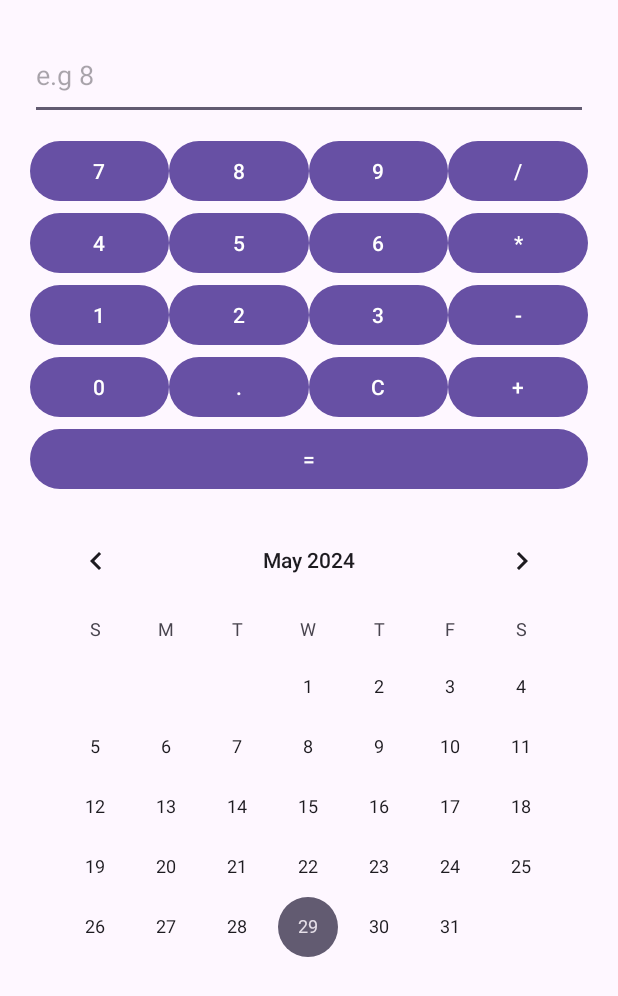
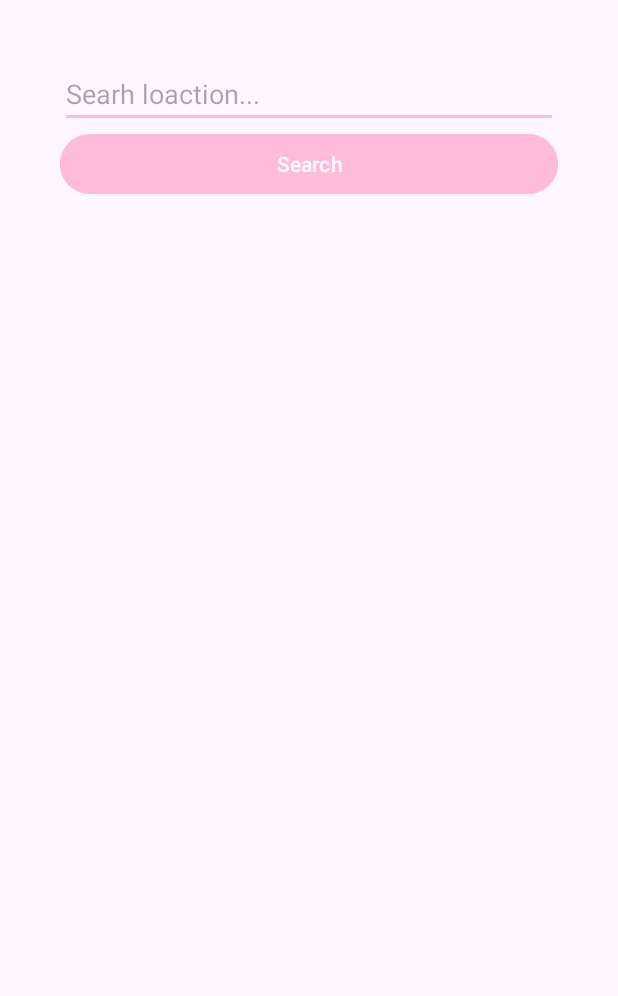
Before and after one commit to quocan05/kma_apkcoban, an Android app: the screen it shows after launch (Bai2 before the commit, Bai6Activity after it), on a phone screen of 412 x 824 dp. Shown: the top 996 px of the screen. Run offline under Robolectric (Android 15) with nearby library versions, the phone set to English and light mode, and no system bars.

Commit message:
ok buoi 6

```diff
--- a/app/src/main/java/com/example/kma_practice/bai3/MyViewHolder.java
+++ b/app/src/main/java/com/example/kma_practice/bai3/MyViewHolder.java
@@ -14,6 +14,7 @@ public class MyViewHolder extends RecyclerView.ViewHolder {
     ImageView img;
     public MyViewHolder(@NonNull View itemView) {
         super(itemView);
+
         img = itemView.findViewById(R.id.imgAvatar);
         tvName = itemView.findViewById(R.id.tvName);
         tvNumber = itemView.findViewById(R.id.tvNumber);
--- /dev/null
+++ b/app/src/main/java/com/example/kma_practice/bai6/Bai6Activity.java
@@ -0,0 +1,51 @@
+package com.example.kma_practice.bai6;
+
+import android.content.Intent;
+import android.net.Uri;
+import android.os.Bundle;
+import android.view.View;
+import android.widget.Button;
+import android.widget.EditText;
+
+import androidx.activity.EdgeToEdge;
+import androidx.appcompat.app.AppCompatActivity;
+import androidx.core.graphics.Insets;
+import androidx.core.view.ViewCompat;
+import androidx.core.view.WindowInsetsCompat;
+
+import com.example.kma_practice.R;
+
+public class Bai6Activity extends AppCompatActivity {
+
+
+    EditText edtSearch;
+    Button btnSearch;
+    @Override
+    protected void onCreate(Bundle savedInstanceState) {
+        super.onCreate(savedInstanceState);
+        EdgeToEdge.enable(this);
+        setContentView(R.layout.activity_bai6);
+        initUI();
+
+        actionSearch();
+    }
+
+    private void actionSearch() {
+        btnSearch.setOnClickListener(new View.OnClickListener() {
+            @Override
+            public void onClick(View v) {
+                String loc = edtSearch.getText().toString();
+                Intent intent = new Intent(Intent.ACTION_VIEW);
+                intent.setData(Uri.parse("geo:0,0?q=" + Uri.encode(loc)));
+                startActivity(intent);
+            }
+        });
+    }
+
+
+    private void initUI() {
+        btnSearch = findViewById(R.id.btnSearchLocation);
+        edtSearch = findViewById(R.id.edtSearch);
+    }
+
+}
--- /dev/null
+++ b/app/src/main/res/layout/activity_bai6.xml
@@ -0,0 +1,30 @@
+<?xml version="1.0" encoding="utf-8"?>
+<RelativeLayout xmlns:android="http://schemas.android.com/apk/res/android"
+    xmlns:app="http://schemas.android.com/apk/res-auto"
+    xmlns:tools="http://schemas.android.com/tools"
+    android:id="@+id/main"
+    android:layout_width="match_parent"
+    android:layout_height="match_parent"
+
+    android:padding="40dp"
+    tools:context=".bai6.Bai6Activity">
+
+    <EditText
+        android:id="@+id/edtSearch"
+        android:layout_width="match_parent"
+        android:layout_height="wrap_content"
+        android:backgroundTint="#ffbcd9"
+        android:ems="10"
+        android:hint="Searh loaction..."
+        android:inputType="text" />
+
+    <Button
+        android:id="@+id/btnSearchLocation"
+        android:layout_width="match_parent"
+        android:layout_height="wrap_content"
+        android:layout_below="@+id/edtSearch"
+
+        android:backgroundTint="#ffbcd9"
+
+        android:text="Search" />
+</RelativeLayout>
```
Also changed, not shown: app/src/main/AndroidManifest.xml (+15 -8 lines), app/src/main/java/com/example/kma_practice/bai3/MyAdapter.java (+28 -0 lines), app/src/main/java/com/example/kma_practice/bai4/Bai4Activity.java (+6 -1 lines).
